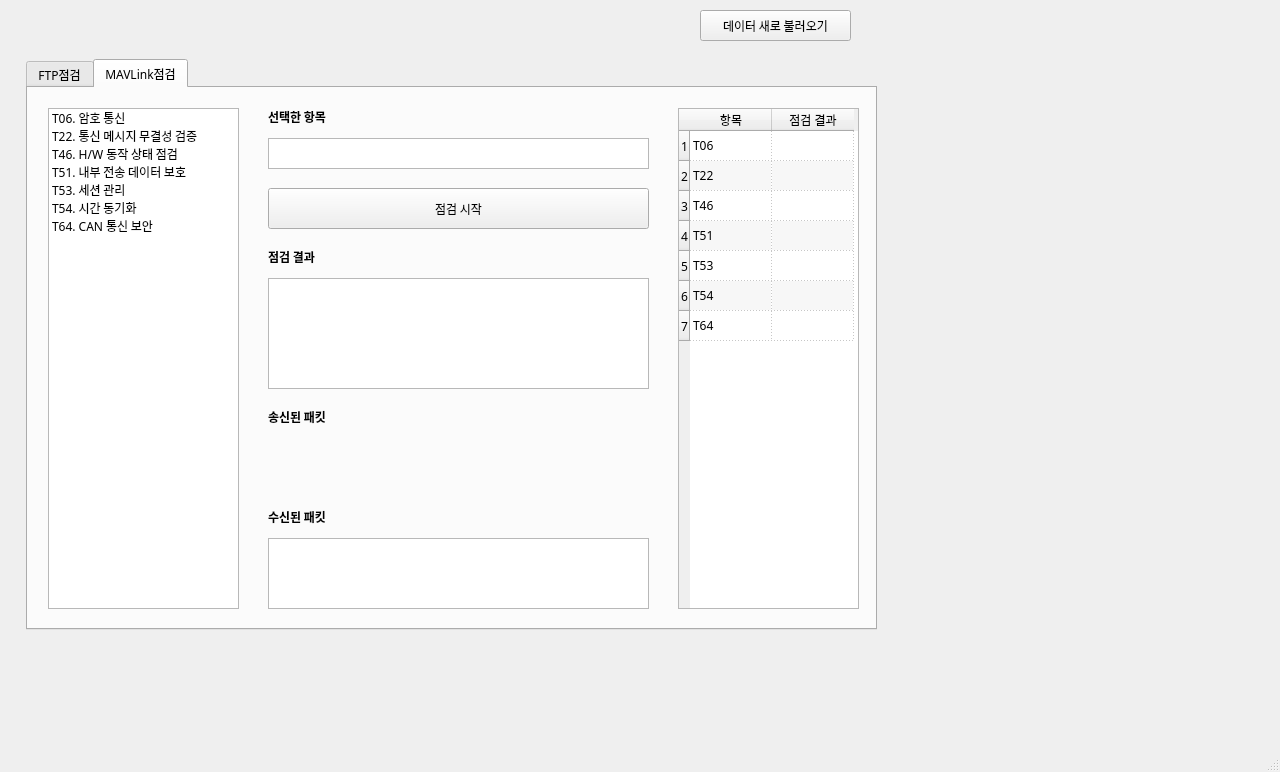
Qt form ui/PX4Inspector.ui (Herrtane/PX4Inspector) before a commit.
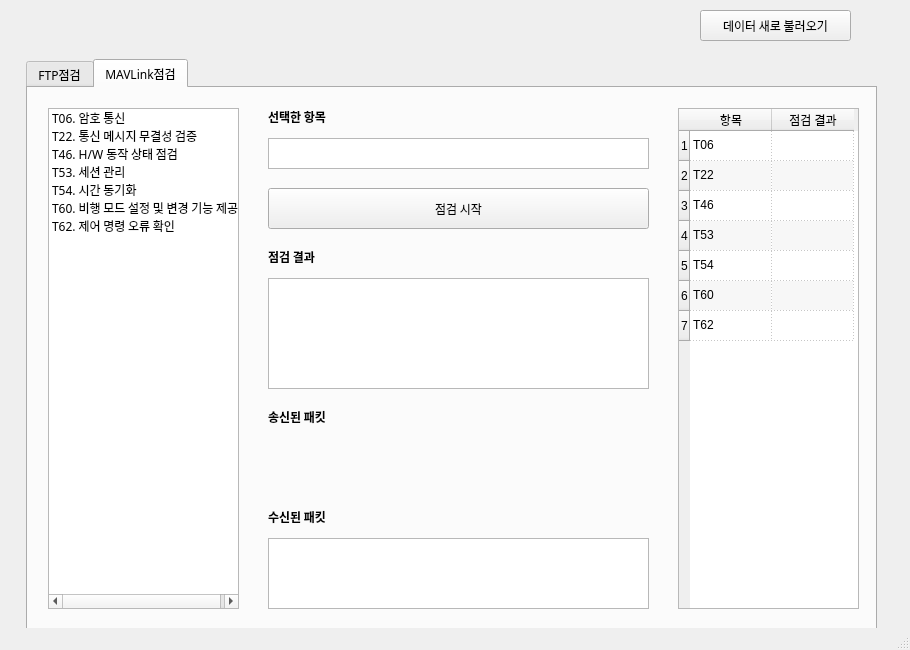
The same form after that commit. The open tabs and pages were chosen to show the change.

What changed in the file:
```diff
--- a/ui/PX4Inspector.ui
+++ b/ui/PX4Inspector.ui
@@ -9,8 +9,8 @@
    <rect>
     <x>0</x>
     <y>0</y>
-    <width>1280</width>
-    <height>772</height>
+    <width>910</width>
+    <height>650</height>
    </rect>
   </property>
   <property name="sizePolicy">
@@ -357,11 +357,6 @@
         <string>T46. H/W 동작 상태 점검</string>
        </property>
       </item>
-      <item>
-       <property name="text">
-        <string>T51. 내부 전송 데이터 보호</string>
-       </property>
-      </item>
       <item>
        <property name="text">
         <string>T53. 세션 관리</string>
@@ -374,7 +369,12 @@
       </item>
       <item>
        <property name="text">
-        <string>T64. CAN 통신 보안</string>
+        <string>T60. 비행 모드 설정 및 변경 기능 제공</string>
+       </property>
+      </item>
+      <item>
+       <property name="text">
+        <string>T62. 제어 명령 오류 확인</string>
        </property>
       </item>
      </widget>
@@ -387,6 +387,11 @@
         <height>501</height>
        </rect>
       </property>
+      <property name="font">
+       <font>
+        <family>.AppleSystemUIFont</family>
+       </font>
+      </property>
       <property name="autoFillBackground">
        <bool>false</bool>
       </property>
@@ -482,29 +487,29 @@
       </item>
       <item row="3" column="0">
        <property name="text">
-        <string>T51</string>
-       </property>
-      </item>
-      <item row="3" column="1">
-       <property name="text">
-        <string/>
-       </property>
-      </item>
-      <item row="4" column="0">
-       <property name="text">
         <string>T53</string>
        </property>
       </item>
-      <item row="4" column="1">
+      <item row="3" column="1">
        <property name="text">
         <string/>
        </property>
       </item>
-      <item row="5" column="0">
+      <item row="4" column="0">
        <property name="text">
         <string>T54</string>
        </property>
       </item>
+      <item row="4" column="1">
+       <property name="text">
+        <string/>
+       </property>
+      </item>
+      <item row="5" column="0">
+       <property name="text">
+        <string>T60</string>
+       </property>
+      </item>
       <item row="5" column="1">
        <property name="text">
         <string/>
@@ -512,7 +517,7 @@
       </item>
       <item row="6" column="0">
        <property name="text">
-        <string>T64</string>
+        <string>T62</string>
        </property>
       </item>
      </widget>
```
